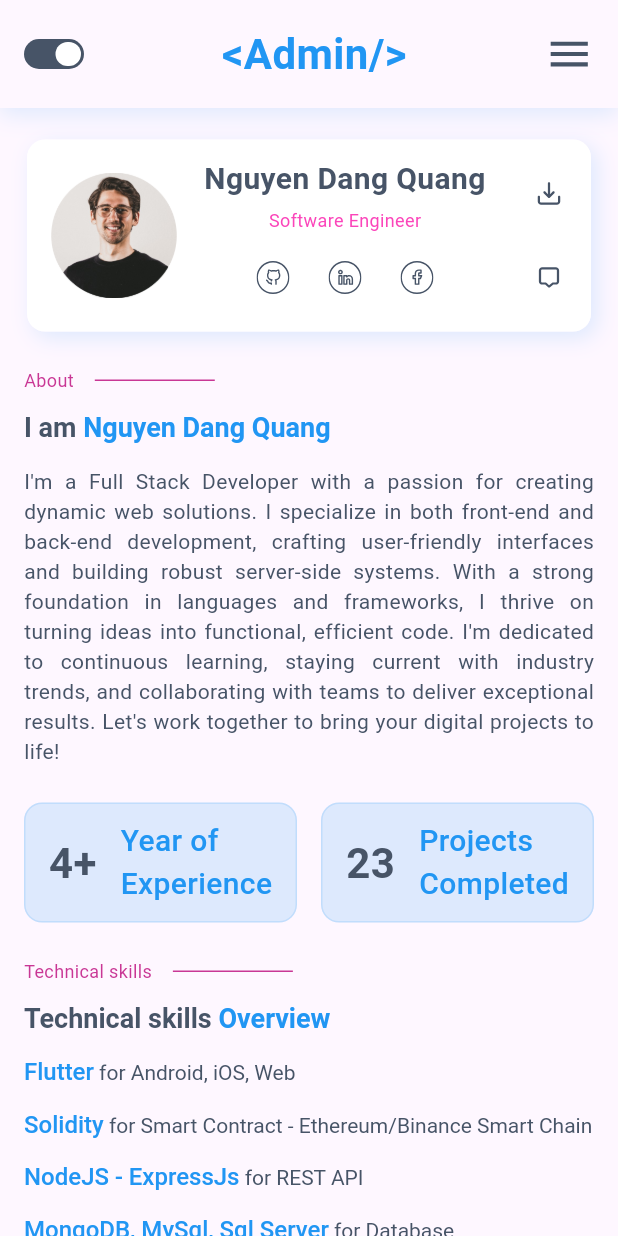
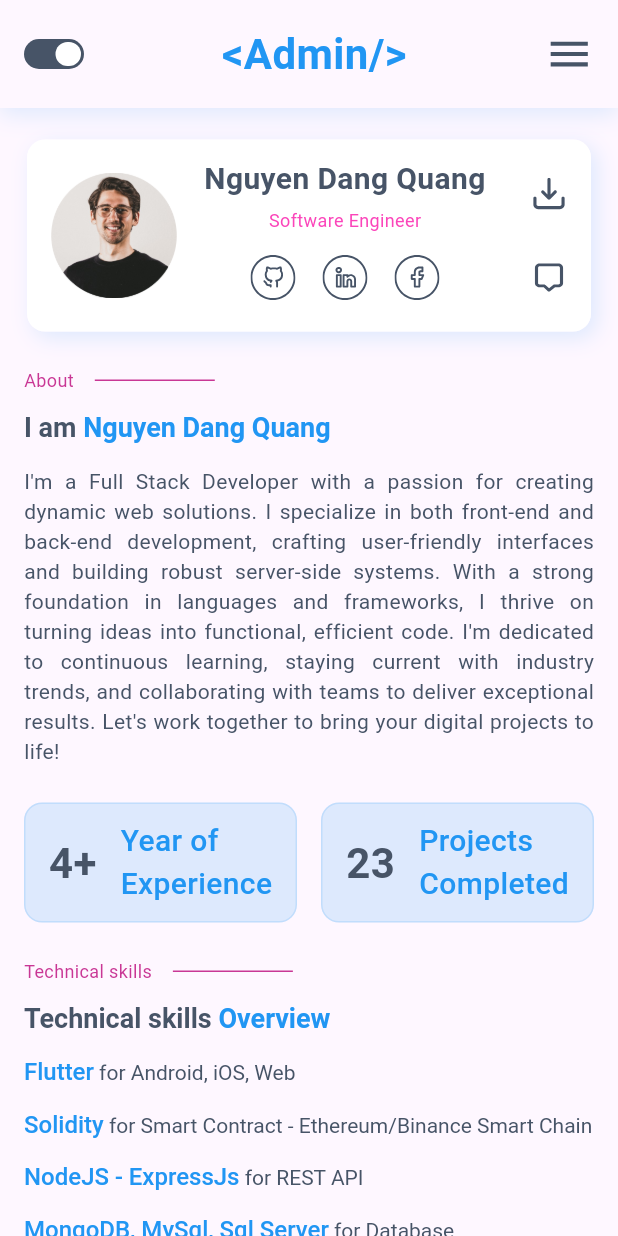
Before and after one commit to quangnd2203/my_porfolio, a Flutter app: the screen it shows after launch, on a phone screen of 412 x 824 dp. Run offline on Flutter 3.47's test engine with Material 3 defaults, Android fonts, the phone set to English and light mode, and no system bars; our stand-ins replace cached_network_image, connectivity_plus, device_info_plus, dio, equatable, flutter_bloc and 9 more.

Commit message:
no message

```diff
--- a/lib/app/ui/home/widget/info_card.dart
+++ b/lib/app/ui/home/widget/info_card.dart
@@ -289,7 +289,7 @@ class _Mobile extends StatelessWidget {
         IconButton(
           icon: SvgPicture.asset(
             AppImages.svg('Github'),
-            width: 22,
+            width: 30,
             color: isDarkMode ? AppColors.white : AppColors.gray.shade600,
           ),
           onPressed: () {},
@@ -297,7 +297,7 @@ class _Mobile extends StatelessWidget {
         IconButton(
           icon: SvgPicture.asset(
             AppImages.svg('Linkedin'),
-            width: 22,
+            width: 30,
             color: isDarkMode ? AppColors.white : AppColors.gray.shade600,
           ),
           onPressed: () {},
@@ -305,7 +305,7 @@ class _Mobile extends StatelessWidget {
         IconButton(
           icon: SvgPicture.asset(
             AppImages.svg('Facebook'),
-            width: 22,
+            width: 30,
             color: isDarkMode ? AppColors.white : AppColors.gray.shade600,
           ),
           onPressed: () {},
@@ -321,7 +321,7 @@ class _Mobile extends StatelessWidget {
         IconButton(
           icon: SvgPicture.asset(
             AppImages.svg('download'),
-            width: 18,
+            width: 25,
             color: isDarkMode ? AppColors.white : AppColors.gray.shade600,
           ),
           onPressed: () {},
@@ -329,7 +329,7 @@ class _Mobile extends StatelessWidget {
         IconButton(
           icon: SvgPicture.asset(
             AppImages.svg('comment'),
-            width: 18,
+            width: 25,
             color: isDarkMode ? AppColors.white : AppColors.gray.shade600,
           ),
           onPressed: () {},
--- a/pubspec.yaml
+++ b/pubspec.yaml
@@ -34,6 +34,7 @@ dependencies:
   flutter_bloc: ^8.1.3
   equatable: ^2.0.5
   url_strategy: ^0.2.0
+  keframe: ^3.0.0
 
   #Other
   flutter_svg: ^2.0.6
```
Also changed, not shown: 2 other files.
